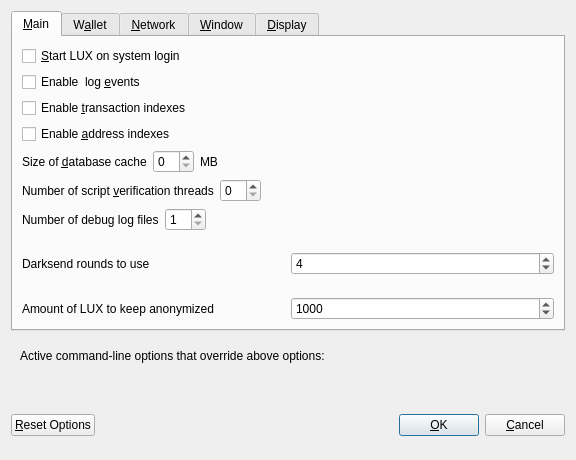
The window that src/qt/forms/optionsdialog.ui (KingricharVD/astra) describes before a commit, drawn with Qt 5.
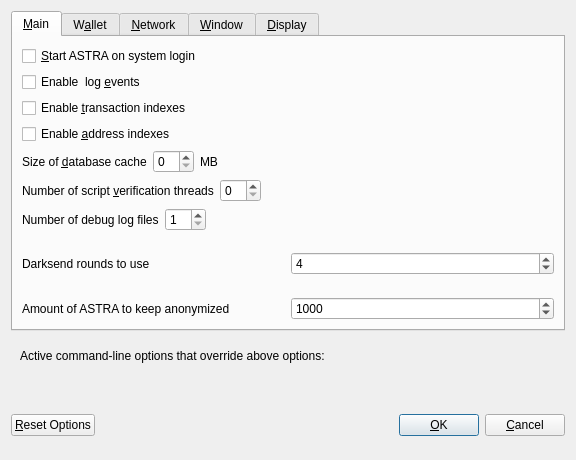
The same window after the commit. The open tabs and pages were chosen to show the change. Custom widgets are drawn as their Qt base class.

The edit to the form file:
```diff
--- a/src/qt/forms/optionsdialog.ui
+++ b/src/qt/forms/optionsdialog.ui
@@ -33,7 +33,7 @@
           <string>Automatically start LUX after logging in to the system.</string>
          </property>
          <property name="text">
-          <string>&amp;Start LUX on system login</string>
+          <string>&amp;Start ASTRA on system login</string>
          </property>
         </widget>
        </item>
@@ -242,7 +242,7 @@
             <string notr="true"/>
            </property>
            <property name="text">
-            <string>Amount of LUX to keep anonymized</string>
+            <string>Amount of ASTRA to keep anonymized</string>
            </property>
           </widget>
          </item>
```
Left out of the diff: 8 changed lines with no effect on the pictures.
